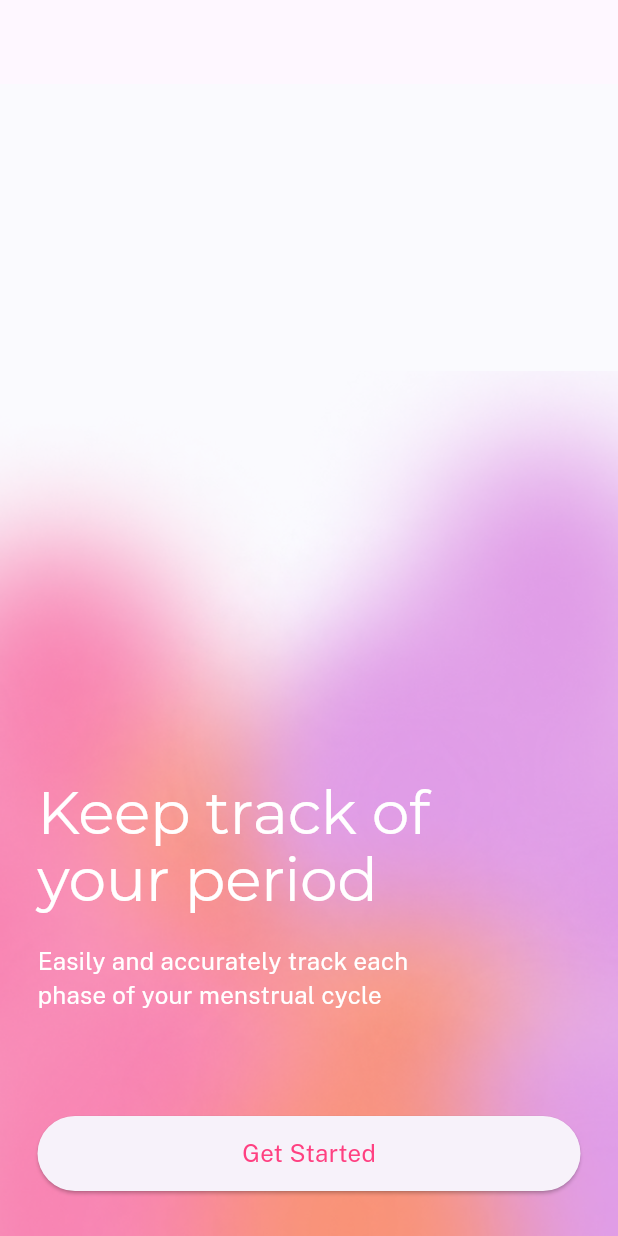
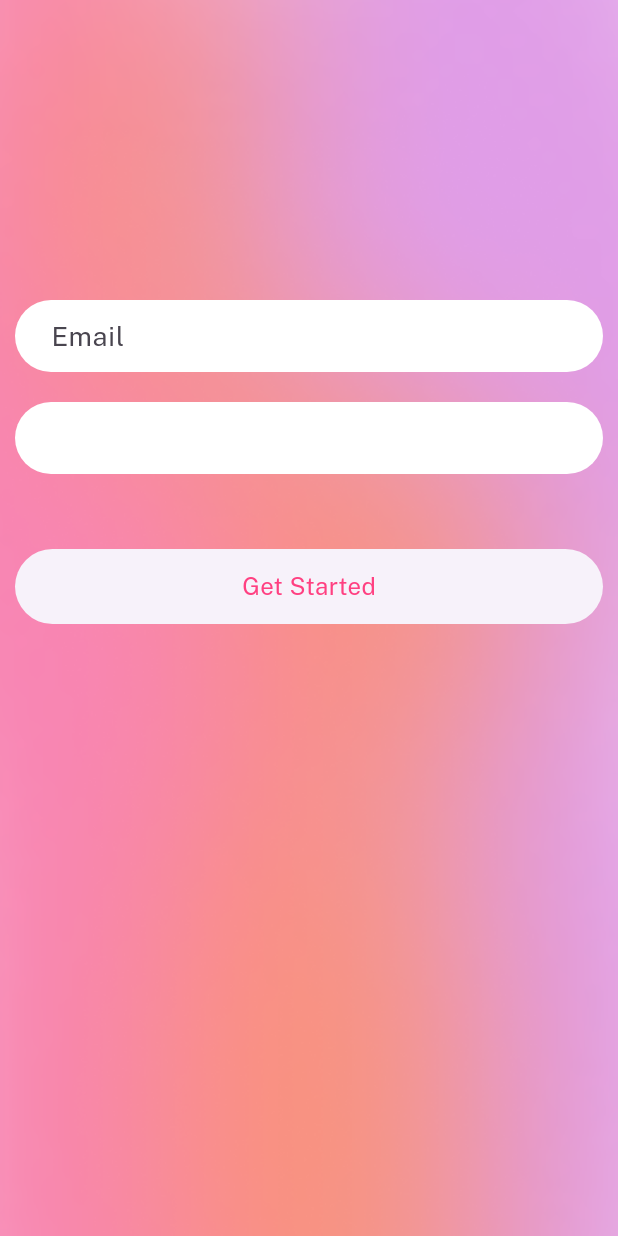
Before and after one commit to roheeth-py/femm., a Flutter app: the screen it shows after launch, on a phone screen of 412 x 824 dp. Run offline on Flutter 3.47's test engine with Material 3 defaults, Android fonts, the phone set to English and light mode, and no system bars; our stand-ins replace easy_date_timeline, firebase_core, flutter_riverpod, timeline_tile; accounts and stored records are empty; project files that could hold a hidden picture were left out.

Commit message:
add login page

```diff
--- /dev/null
+++ b/lib/screens/authentication/login_screen.dart
@@ -0,0 +1,69 @@
+import 'package:flutter/material.dart';
+
+class LoginScreen extends StatelessWidget {
+  Widget build(context) {
+    final width = MediaQuery.of(context).size.width; //411
+    final height = MediaQuery.of(context).size.height; //890
+
+    return Scaffold(
+      body: Container(
+        padding: EdgeInsets.only(top: 200, left: 10, right: 10),
+        width: width,
+        height: height,
+        decoration: const BoxDecoration(
+          image: DecorationImage(
+            fit: BoxFit.cover,
+            image: AssetImage(
+              "asset/images/Login_gradient.png",
+            ),
+          ),
+        ),
+        child: Column(
+          children: [
+            TextField(
+              decoration: InputDecoration(
+                border: OutlineInputBorder(
+                  borderSide: BorderSide.none,
+                  borderRadius: BorderRadius.circular(30),
+                ),
+                filled: true,
+                fillColor: Colors.white,
+                hintText: "Email",
+                contentPadding: EdgeInsets.symmetric(horizontal: 20),
+              ),
+            ),
+            SizedBox(height: 20,),
+            TextField(
+              decoration: InputDecoration(
+                border: OutlineInputBorder(
+                  borderSide: BorderSide.none,
+                  borderRadius: BorderRadius.circular(30),
+                ),
+                filled: true,
+                fillColor: Colors.white,
+                contentPadding: EdgeInsets.symmetric(horizontal: 20),
+              ),
+            ),
+            SizedBox(height: 50,),
+            SizedBox(
+              width: width,
+              height: 50,
+              child: ElevatedButton(
+                onPressed: (){},
+                style: ElevatedButton.styleFrom(
+                  elevation: 0
+                ),
+                child: Text(
+                  "Get Started",
+                  style: Theme.of(context).textTheme.bodyMedium!.copyWith(
+                    color: Colors.pinkAccent,
+                  ),
+                ),
+              ),
+            ),
+        ],
+      ),
+      ),
+    );
+  }
+}
--- a/lib/screens/authentication/splash_screen.dart
+++ b/lib/screens/authentication/splash_screen.dart
@@ -1,9 +1,8 @@
 import 'package:flutter/material.dart';
-
 import '../main/main_screen.dart';
 
-class Femm extends StatelessWidget {
-  const Femm({super.key});
+class SplashScreen extends StatelessWidget {
+  const SplashScreen({super.key});
 
   void mainScreenNavigation(BuildContext context) {
     Navigator.of(context).pushReplacement(
@@ -64,12 +63,9 @@ class Femm extends StatelessWidget {
                   onPressed: () => mainScreenNavigation(context),
                   child: Text(
                     "Get Started",
-                    style: Theme.of(context)
-                        .textTheme
-                        .bodyMedium!
-                        .copyWith(
-                      color: Colors.pinkAccent,
-                    ),
+                    style: Theme.of(context).textTheme.bodyMedium!.copyWith(
+                          color: Colors.pinkAccent,
+                        ),
                   ),
                 ),
               ),
--- a/pubspec.yaml
+++ b/pubspec.yaml
@@ -17,6 +17,9 @@ dependencies:
   easy_date_timeline: ^1.1.3
   timeline_tile: ^2.0.0
   flutter_staggered_grid_view: ^0.7.0
+  flutter_riverpod: ^2.5.1
+  firebase_core:
+  firebase_auth:
 
 dev_dependencies:
   flutter_test:
@@ -29,6 +32,7 @@ flutter:
   assets:
     - asset/images/splash_gradient.png
     - asset/images/card_grad.png
+    - asset/images/Login_gradient.png
 
   fonts:
     - family: montserrat
```
Also changed, not shown: lib/main.dart (+7 -4 lines), lib/providers/track_cycle_provider.dart (added, +21 -0 lines), lib/screens/main/track.dart (+24 -69 lines), lib/widgets/track/track_enums.dart (added, +78 -0 lines), asset/images/Login_gradient.png (added), firebase.json (added), lib/firebase_options.dart (added), pubspec.lock, 4 other files.
